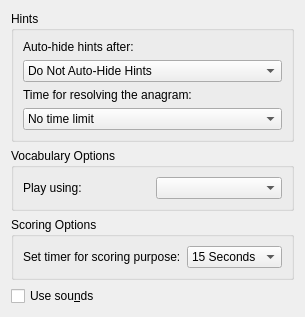
Above: src/desktop/mainsettingswidget.ui from KDE/kanagram before the change. Below: the same form after it.
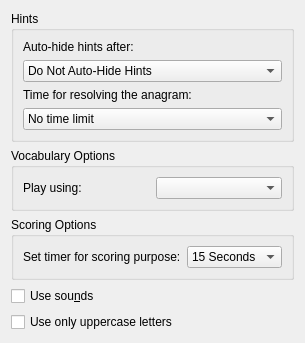
That is the form after the change.

Commit message:
Add option to use only uppercase letters, off by default.
FIXED_IN: 4.13
Patch created by Debjit Mondal <debjitmondal05@gmail.com>

The edit to the form file:
```diff
--- a/src/desktop/mainsettingswidget.ui
+++ b/src/desktop/mainsettingswidget.ui
@@ -180,6 +180,16 @@
      </property>
     </widget>
    </item>
+   <item>
+    <widget class="QCheckBox" name="kcfg_uppercaseOnly" >
+     <property name="whatsThis" >
+      <string>Use Uppercase.</string>
+     </property>
+     <property name="text" >
+      <string>Use only uppercase letters</string>
+     </property>
+    </widget>
+   </item>
    <item>
     <spacer>
      <property name="orientation" >
```
Left out of the diff: 7 changed lines with no effect on the pictures. The commit also changes 4 other files.
